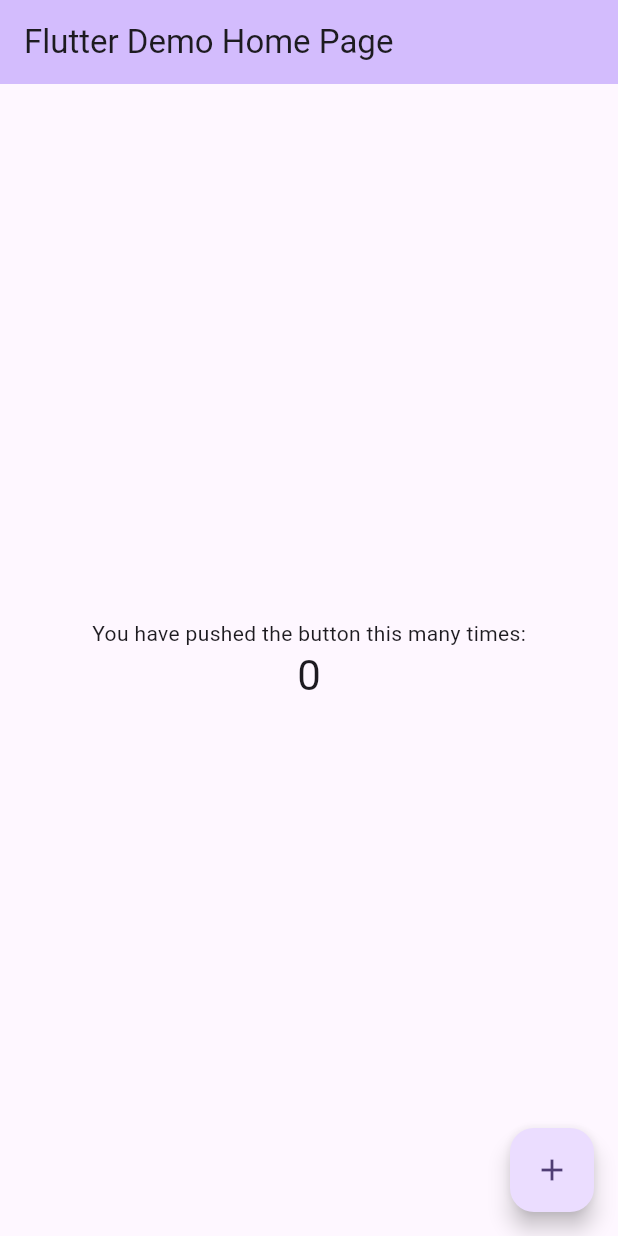
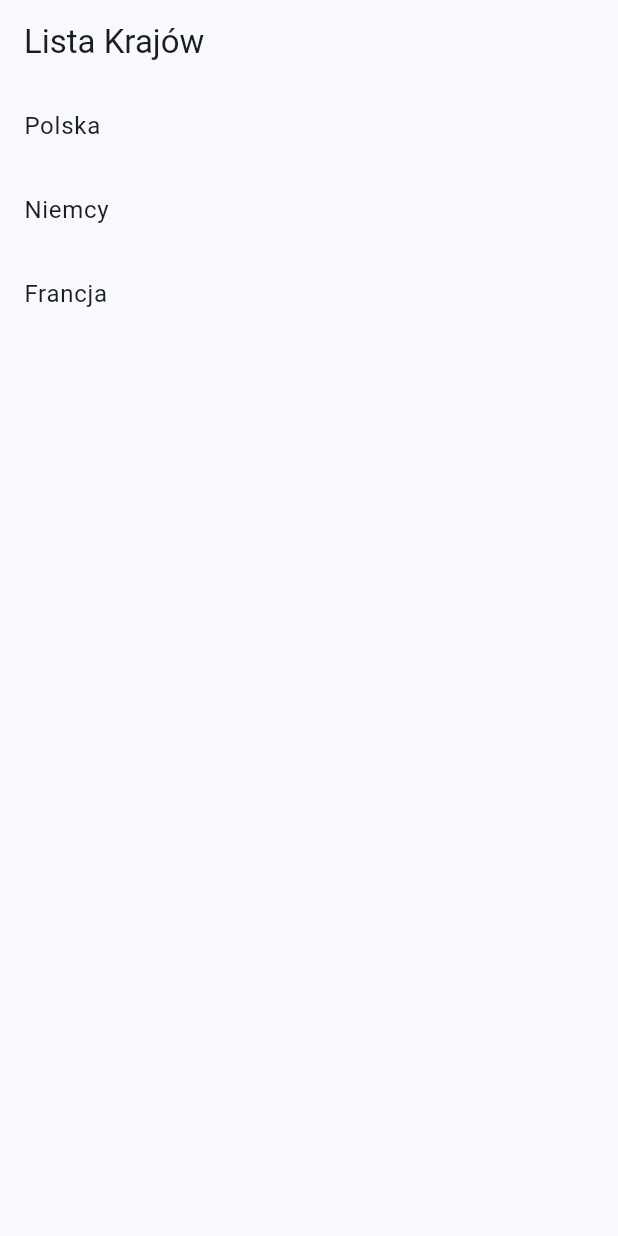
Before and after one commit to MSterma/TravelJournal, a Flutter app: the screen it shows after launch, on a phone screen of 412 x 824 dp. Run offline on Flutter 3.47's test engine with Material 3 defaults, Android fonts, the phone set to English and light mode, and no system bars.

Commit message:
Added: Basic foundation for app with some sample data

```diff
--- a/lib/main.dart
+++ b/lib/main.dart
@@ -1,4 +1,7 @@
 import 'package:flutter/material.dart';
+import 'viewmodels/country_viewmodel.dart';
+import 'views/list_screen.dart';
+import 'views/detail_screen.dart';
 
 void main() {
   runApp(const MyApp());
@@ -7,116 +10,37 @@ void main() {
 class MyApp extends StatelessWidget {
   const MyApp({super.key});
 
-  // This widget is the root of your application.
   @override
   Widget build(BuildContext context) {
     return MaterialApp(
-      title: 'Flutter Demo',
+      title: 'Travel Journal',
       theme: ThemeData(
-        // This is the theme of your application.
-        //
-        // TRY THIS: Try running your application with "flutter run". You'll see
-        // the application has a purple toolbar. Then, without quitting the app,
-        // try changing the seedColor in the colorScheme below to Colors.green
-        // and then invoke "hot reload" (save your changes or press the "hot
-        // reload" button in a Flutter-supported IDE, or press "r" if you used
-        // the command line to start the app).
-        //
-        // Notice that the counter didn't reset back to zero; the application
-        // state is not lost during the reload. To reset the state, use hot
-        // restart instead.
-        //
-        // This works for code too, not just values: Most code changes can be
-        // tested with just a hot reload.
-        colorScheme: .fromSeed(seedColor: Colors.deepPurple),
+        colorScheme: ColorScheme.fromSeed(seedColor: Colors.blue),
       ),
-      home: const MyHomePage(title: 'Flutter Demo Home Page'),
+      home: MainScreen(),
     );
   }
 }
 
-class MyHomePage extends StatefulWidget {
-  const MyHomePage({super.key, required this.title});
-
-  // This widget is the home page of your application. It is stateful, meaning
-  // that it has a State object (defined below) that contains fields that affect
-  // how it looks.
-
-  // This class is the configuration for the state. It holds the values (in this
-  // case the title) provided by the parent (in this case the App widget) and
-  // used by the build method of the State. Fields in a Widget subclass are
-  // always marked "final".
-
-  final String title;
-
+class MainScreen extends StatefulWidget {
   @override
-  State<MyHomePage> createState() => _MyHomePageState();
+  State<MainScreen> createState() => _MainScreenState();
 }
 
-class _MyHomePageState extends State<MyHomePage> {
-  int _counter = 0;
-
-  void _incrementCounter() {
-    setState(() {
-      // This call to setState tells the Flutter framework that something has
-      // changed in this State, which causes it to rerun the build method below
-      // so that the display can reflect the updated values. If we changed
-      // _counter without calling setState(), then the build method would not be
-      // called again, and so nothing would appear to happen.
-      _counter++;
-    });
-  }
+class _MainScreenState extends State<MainScreen> {
+  final CountryViewModel vm = CountryViewModel();
 
   @override
   Widget build(BuildContext context) {
-    // This method is rerun every time setState is called, for instance as done
-    // by the _incrementCounter method above.
-    //
-    // The Flutter framework has been optimized to make rerunning build methods
-    // fast, so that you can just rebuild anything that needs updating rather
-    // than having to individually change instances of widgets.
-    return Scaffold(
-      appBar: AppBar(
-        // TRY THIS: Try changing the color here to a specific color (to
-        // Colors.amber, perhaps?) and trigger a hot reload to see the AppBar
-        // change color while the other colors stay the same.
-        backgroundColor: Theme.of(context).colorScheme.inversePrimary,
-        // Here we take the value from the MyHomePage object that was created by
-        // the App.build method, and use it to set our appbar title.
-        title: Text(widget.title),
-      ),
-      body: Center(
-        // Center is a layout widget. It takes a single child and positions it
-        // in the middle of the parent.
-        child: Column(
-          // Column is also a layout widget. It takes a list of children and
-          // arranges them vertically. By default, it sizes itself to fit its
-          // children horizontally, and tries to be as tall as its parent.
-          //
-          // Column has various properties to control how it sizes itself and
-          // how it positions its children. Here we use mainAxisAlignment to
-          // center the children vertically; the main axis here is the vertical
-          // axis because Columns are vertical (the cross axis would be
-          // horizontal).
-          //
-          // TRY THIS: Invoke "debug painting" (choose the "Toggle Debug Paint"
-          // action in the IDE, or press "p" in the console), to see the
-          // wireframe for each widget.
-          mainAxisAlignment: .center,
-          children: [
-            const Text('You have pushed the button this many times:'),
-            Text(
-              '$_counter',
-              style: Theme.of(context).textTheme.headlineMedium,
-            ),
-          ],
-        ),
-      ),
-      floatingActionButton: FloatingActionButton(
-        onPressed: _incrementCounter,
-        tooltip: 'Increment',
-        child: const Icon(Icons.add),
-      ),
+    return ListenableBuilder(
+      listenable: vm,
+      builder: (context, child) {
+        if (vm.selected == null) {
+          return ListScreen(vm: vm);
+        } else {
+          return DetailScreen(vm: vm);
+        }
+      },
     );
   }
 }
--- /dev/null
+++ b/lib/models/country.dart
@@ -0,0 +1,11 @@
+class Country {
+  final String name;
+  final int areaSqM;
+  final int population;
+
+  Country({
+    required this.name,
+    required this.areaSqM,
+    required this.population,
+  });
+}
--- /dev/null
+++ b/lib/repositories/country_repo.dart
@@ -0,0 +1,11 @@
+import '../models/country.dart';
+
+class CountryRepo {
+  List<Country> getCountries() {
+    return [
+      Country(name: "Polska", areaSqM: 312696000000, population: 38000000),
+      Country(name: "Niemcy", areaSqM: 357022000000, population: 83000000),
+      Country(name: "Francja", areaSqM: 551695000000, population: 67000000),
+    ];
+  }
+}
--- /dev/null
+++ b/lib/viewmodels/country_viewmodel.dart
@@ -0,0 +1,30 @@
+import 'package:flutter/material.dart';
+import '../main.dart';
+import '../models/country.dart';
+import '../repositories/country_repo.dart';
+
+class CountryViewModel extends ChangeNotifier {
+  final CountryRepo _repo = CountryRepo();
+
+  List<Country> countries = [];
+  Country? selected;
+
+  CountryViewModel() {
+    loadCountries();
+  }
+
+  void loadCountries() {
+    countries = _repo.getCountries();
+    notifyListeners();
+  }
+
+  void select(Country c) {
+    selected = c;
+    notifyListeners();
+  }
+
+  void clear() {
+    selected = null;
+    notifyListeners();
+  }
+}
--- /dev/null
+++ b/lib/views/list_screen.dart
@@ -0,0 +1,25 @@
+import 'package:flutter/material.dart';
+import '../viewmodels/country_viewmodel.dart';
+
+class ListScreen extends StatelessWidget {
+  final CountryViewModel vm;
+
+  const ListScreen({super.key, required this.vm});
+
+  @override
+  Widget build(BuildContext context) {
+    return Scaffold(
+      appBar: AppBar(title: const Text('Lista Krajów')),
+      body: ListView.builder(
+        itemCount: vm.countries.length,
+        itemBuilder: (context, index) {
+          final c = vm.countries[index];
+          return ListTile(
+            title: Text(c.name),
+            onTap: () => vm.select(c),
+          );
+        },
+      ),
+    );
+  }
+}
```
Also changed, not shown: lib/views/detail_screen.dart (added, +35 -0 lines).
